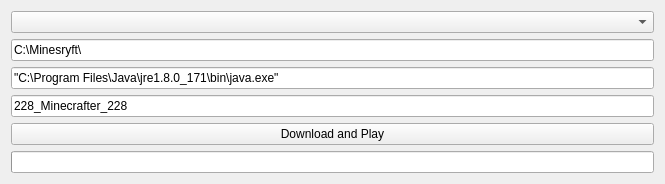
This is mainwindow.ui in loochek/mcLauncherGUI as Qt 5 draws it before an edit. The edited form follows.
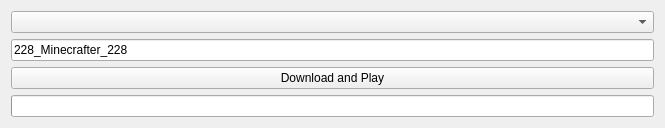
This is the edited form.

```diff
--- a/mainwindow.ui
+++ b/mainwindow.ui
@@ -7,7 +7,7 @@
     <x>0</x>
     <y>0</y>
     <width>665</width>
-    <height>174</height>
+    <height>122</height>
    </rect>
   </property>
   <property name="sizePolicy">
@@ -44,20 +44,6 @@
       <item>
        <widget class="QComboBox" name="comboBox"/>
       </item>
-      <item>
-       <widget class="QLineEdit" name="lineEdit_2">
-        <property name="text">
-         <string>C:\Minesryft\</string>
-        </property>
-       </widget>
-      </item>
-      <item>
-       <widget class="QLineEdit" name="lineEdit_3">
-        <property name="text">
-         <string>&quot;C:\Program Files\Java\jre1.8.0_171\bin\java.exe&quot;</string>
-        </property>
-       </widget>
-      </item>
       <item>
        <widget class="QLineEdit" name="lineEdit_4">
         <property name="text">
```
